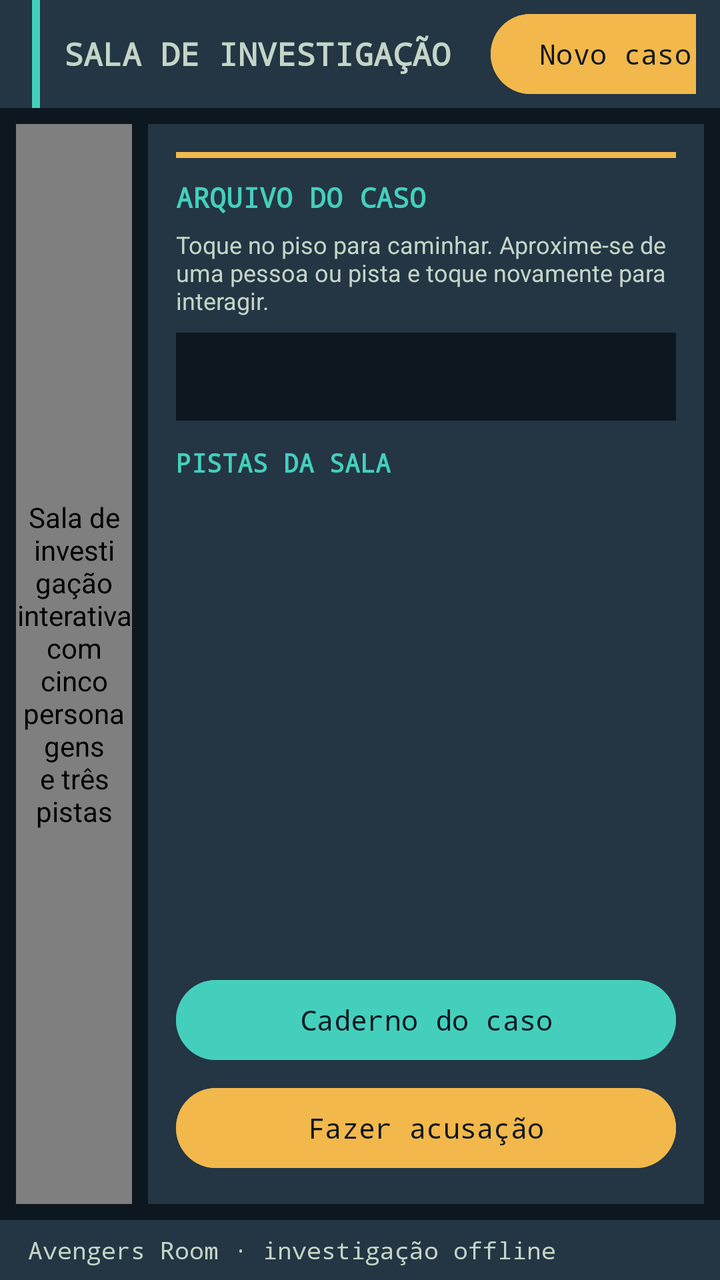
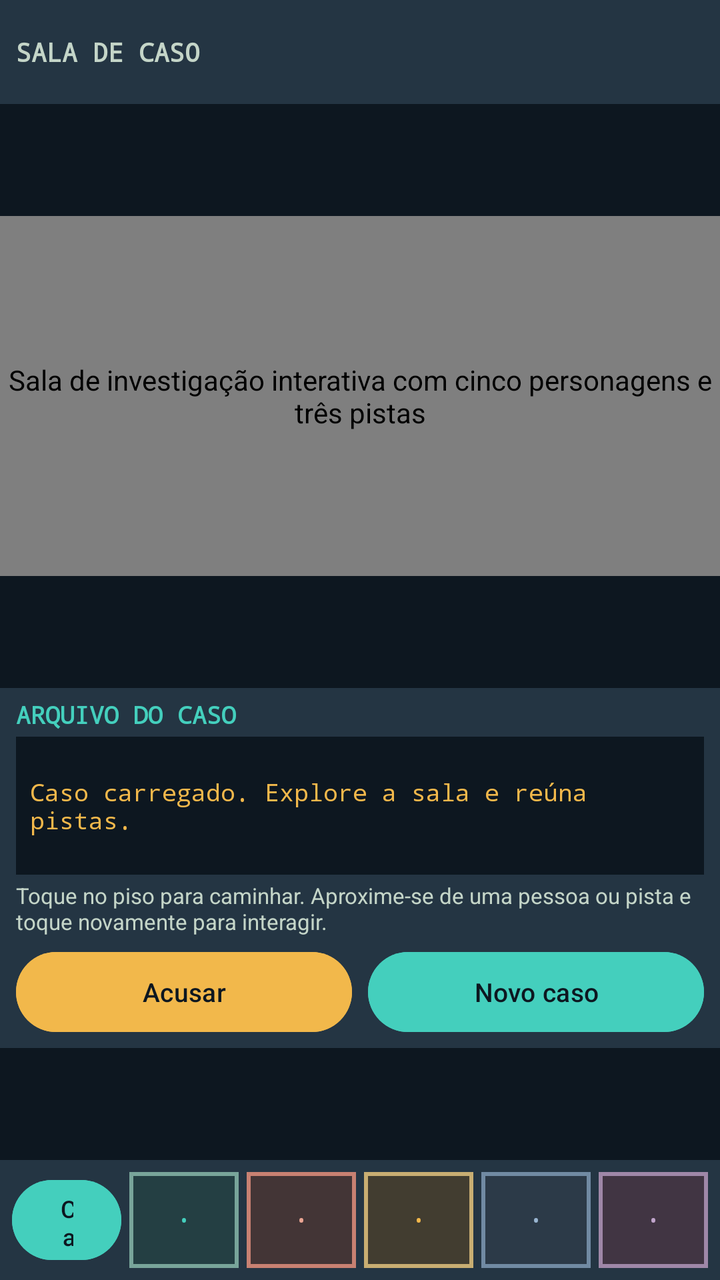

Screens rendered from an Android XML layout before and after an edit, with the pre-edit source and the edit as a unified diff.
<!-- AndroidManifest.xml: application theme Theme.Marvel -->
<!-- res/layout/activity_main.xml -->
<?xml version="1.0" encoding="utf-8"?>
<androidx.constraintlayout.widget.ConstraintLayout xmlns:android="http://schemas.android.com/apk/res/android"
    xmlns:app="http://schemas.android.com/apk/res-auto"
    android:id="@+id/main"
    android:layout_width="match_parent"
    android:layout_height="match_parent"
    android:background="#0D1720">

    <LinearLayout
        android:id="@+id/room_header"
        android:layout_width="0dp"
        android:layout_height="54dp"
        android:background="#243543"
        android:gravity="center_vertical"
        android:orientation="horizontal"
        android:paddingStart="16dp"
        android:paddingEnd="12dp"
        app:layout_constraintEnd_toEndOf="parent"
        app:layout_constraintStart_toStartOf="parent"
        app:layout_constraintTop_toTopOf="parent">

        <View
            android:layout_width="4dp"
            android:layout_height="match_parent"
            android:layout_marginEnd="12dp"
            android:background="#44CFBD" />

        <TextView
            android:layout_width="wrap_content"
            android:layout_height="wrap_content"
            android:fontFamily="monospace"
            android:text="@string/room_title"
            android:textColor="#C4D5C8"
            android:textSize="16sp"
            android:textStyle="bold" />

        <TextView
            android:id="@+id/room_case_label"
            android:layout_width="0dp"
            android:layout_height="wrap_content"
            android:layout_marginStart="20dp"
            android:layout_weight="1"
            android:fontFamily="monospace"
            android:textColor="#C4D5C8"
            android:textSize="14sp" />

        <Button
            android:id="@+id/btn_new_case"
            android:layout_width="wrap_content"
            android:layout_height="48dp"
            android:backgroundTint="#F2B84B"
            android:fontFamily="monospace"
            android:minWidth="112dp"
            android:text="@string/new_case"
            android:textAllCaps="false"
            android:textColor="#0D1720" />
    </LinearLayout>

    <LinearLayout
        android:id="@+id/room_body"
        android:layout_width="0dp"
        android:layout_height="0dp"
        android:orientation="horizontal"
        android:padding="8dp"
        app:layout_constraintBottom_toTopOf="@id/room_footer"
        app:layout_constraintEnd_toEndOf="parent"
        app:layout_constraintStart_toStartOf="parent"
        app:layout_constraintTop_toBottomOf="@id/room_header">

        <FrameLayout
            android:id="@+id/room_stage_container"
            android:layout_width="0dp"
            android:layout_height="match_parent"
            android:layout_marginEnd="8dp"
            android:layout_weight="1"
            android:background="#0D1720"
            android:clipChildren="true"
            android:clipToPadding="true"
            android:contentDescription="@string/room_board_description">

            <com.projetos.marvel.ui.room.RoomCanvasView
                android:id="@+id/room_canvas"
                android:layout_width="match_parent"
                android:layout_height="match_parent"
                android:clickable="true"
                android:contentDescription="@string/room_board_description"
                android:focusable="true" />
        </FrameLayout>

        <LinearLayout
            android:id="@+id/room_panel"
            android:layout_width="278dp"
            android:layout_height="match_parent"
            android:background="#243543"
            android:orientation="vertical"
            android:padding="14dp">

            <View
                android:layout_width="match_parent"
                android:layout_height="3dp"
                android:background="#F2B84B" />

            <TextView
                android:layout_width="match_parent"
                android:layout_height="wrap_content"
                android:layout_marginTop="10dp"
                android:fontFamily="monospace"
                android:text="@string/case_briefing"
                android:textColor="#44CFBD"
                android:textSize="14sp"
                android:textStyle="bold" />

            <TextView
                android:layout_width="match_parent"
                android:layout_height="wrap_content"
                android:layout_marginTop="6dp"
                android:text="@string/room_instructions"
                android:textColor="#C4D5C8"
                android:textSize="12sp" />

            <TextView
                android:id="@+id/room_status"
                android:layout_width="match_parent"
                android:layout_height="wrap_content"
                android:layout_marginTop="8dp"
                android:background="#0D1720"
                android:fontFamily="monospace"
                android:minHeight="44dp"
                android:padding="8dp"
                android:textColor="#F2B84B"
                android:textSize="12sp" />

            <TextView
                android:layout_width="match_parent"
                android:layout_height="wrap_content"
                android:layout_marginTop="12dp"
                android:fontFamily="monospace"
                android:text="@string/evidence_board"
                android:textColor="#44CFBD"
                android:textSize="13sp"
                android:textStyle="bold" />

            <TextView
                android:id="@+id/room_clue_summary"
                android:layout_width="match_parent"
                android:layout_height="0dp"
                android:layout_marginTop="4dp"
                android:layout_weight="1"
                android:ellipsize="end"
                android:gravity="top"
                android:maxLines="12"
                android:scrollbars="vertical"
                android:textColor="#C4D5C8"
                android:textSize="12sp" />

            <Button
                android:id="@+id/btn_notebook"
                android:layout_width="match_parent"
                android:layout_height="48dp"
                android:layout_marginTop="8dp"
                android:backgroundTint="#44CFBD"
                android:fontFamily="monospace"
                android:text="@string/case_notebook"
                android:textAllCaps="false"
                android:textColor="#0D1720" />

            <Button
                android:id="@+id/btn_accuse"
                android:layout_width="match_parent"
                android:layout_height="48dp"
                android:layout_marginTop="6dp"
                android:backgroundTint="#F2B84B"
                android:fontFamily="monospace"
                android:text="@string/accuse"
                android:textAllCaps="false"
                android:textColor="#0D1720" />
        </LinearLayout>
    </LinearLayout>

    <TextView
        android:id="@+id/room_footer"
        android:layout_width="0dp"
        android:layout_height="30dp"
        android:background="#243543"
        android:fontFamily="monospace"
        android:gravity="center_vertical"
        android:paddingStart="14dp"
        android:text="@string/room_footer"
        android:textColor="#C4D5C8"
        android:textSize="12sp"
        app:layout_constraintBottom_toBottomOf="parent"
        app:layout_constraintEnd_toEndOf="parent"
        app:layout_constraintStart_toStartOf="parent" />

</androidx.constraintlayout.widget.ConstraintLayout>
<!-- resources referenced by this layout -->
<resources>
  <string name="accuse">Fazer acusação</string>
  <string name="case_briefing">ARQUIVO DO CASO</string>
  <string name="case_notebook">Caderno do caso</string>
  <string name="evidence_board">PISTAS DA SALA</string>
  <string name="new_case">Novo caso</string>
  <string name="room_board_description">Sala de investigação interativa com cinco personagens e três pistas</string>
  <string name="room_footer">Avengers Room · investigação offline</string>
  <string name="room_instructions">Toque no piso para caminhar. Aproxime-se de uma pessoa ou pista e toque novamente para interagir.</string>
  <string name="room_title">SALA DE INVESTIGAÇÃO</string>
  <style name="Theme.Marvel" parent="Base.Theme.Marvel" />
  <style name="Base.Theme.Marvel" parent="Theme.Material3.DayNight.NoActionBar">
          
          
      </style>
</resources>

<!-- the commit's change to res/layout/activity_main.xml (unified diff, before → after) -->
@@ -9,187 +9,183 @@
     <LinearLayout
         android:id="@+id/room_header"
         android:layout_width="0dp"
-        android:layout_height="54dp"
+        android:layout_height="52dp"
         android:background="#243543"
         android:gravity="center_vertical"
         android:orientation="horizontal"
-        android:paddingStart="16dp"
-        android:paddingEnd="12dp"
+        android:paddingStart="8dp"
+        android:paddingEnd="8dp"
         app:layout_constraintEnd_toEndOf="parent"
         app:layout_constraintStart_toStartOf="parent"
         app:layout_constraintTop_toTopOf="parent">
-
-        <View
-            android:layout_width="4dp"
-            android:layout_height="match_parent"
-            android:layout_marginEnd="12dp"
-            android:background="#44CFBD" />
 
         <TextView
             android:layout_width="wrap_content"
             android:layout_height="wrap_content"
             android:fontFamily="monospace"
-            android:text="@string/room_title"
+            android:text="@string/room_title_short"
             android:textColor="#C4D5C8"
-            android:textSize="16sp"
+            android:textSize="13sp"
             android:textStyle="bold" />
 
         <TextView
             android:id="@+id/room_case_label"
             android:layout_width="0dp"
             android:layout_height="wrap_content"
-            android:layout_marginStart="20dp"
+            android:layout_marginStart="8dp"
             android:layout_weight="1"
             android:fontFamily="monospace"
+            android:gravity="center"
             android:textColor="#C4D5C8"
-            android:textSize="14sp" />
-
-        <Button
-            android:id="@+id/btn_new_case"
-            android:layout_width="wrap_content"
-            android:layout_height="48dp"
-            android:backgroundTint="#F2B84B"
-            android:fontFamily="monospace"
-            android:minWidth="112dp"
-            android:text="@string/new_case"
-            android:textAllCaps="false"
-            android:textColor="#0D1720" />
+            android:textSize="12sp" />
     </LinearLayout>
 
-    <LinearLayout
-        android:id="@+id/room_body"
+    <FrameLayout
+        android:id="@+id/room_stage_container"
         android:layout_width="0dp"
         android:layout_height="0dp"
-        android:orientation="horizontal"
-        android:padding="8dp"
-        app:layout_constraintBottom_toTopOf="@id/room_footer"
+        android:background="#0D1720"
+        android:clipChildren="true"
+        android:clipToPadding="true"
+        app:layout_constraintBottom_toTopOf="@id/room_info_panel"
+        app:layout_constraintDimensionRatio="2:1"
         app:layout_constraintEnd_toEndOf="parent"
         app:layout_constraintStart_toStartOf="parent"
         app:layout_constraintTop_toBottomOf="@id/room_header">
 
-        <FrameLayout
-            android:id="@+id/room_stage_container"
-            android:layout_width="0dp"
+        <com.projetos.marvel.ui.room.RoomCanvasView
+            android:id="@+id/room_canvas"
+            android:layout_width="match_parent"
             android:layout_height="match_parent"
-            android:layout_marginEnd="8dp"
+            android:clickable="true"
+            android:contentDescription="@string/room_board_description"
+            android:focusable="true" />
+    </FrameLayout>
+
+    <LinearLayout
+        android:id="@+id/room_info_panel"
+        android:layout_width="0dp"
+        android:layout_height="0dp"
+        android:background="#243543"
+        android:orientation="vertical"
+        android:paddingStart="8dp"
+        android:paddingTop="5dp"
+        android:paddingEnd="8dp"
+        android:paddingBottom="4dp"
+        app:layout_constraintBottom_toTopOf="@id/room_hotbar"
+        app:layout_constraintEnd_toEndOf="parent"
+        app:layout_constraintStart_toStartOf="parent"
+        app:layout_constraintTop_toBottomOf="@id/room_stage_container">
+
+        <TextView
+            android:layout_width="match_parent"
+            android:layout_height="wrap_content"
+            android:fontFamily="monospace"
+            android:text="@string/case_briefing"
+            android:textColor="#44CFBD"
+            android:textSize="12sp"
+            android:textStyle="bold" />
+
+        <TextView
+            android:id="@+id/room_status"
+            android:layout_width="match_parent"
+            android:layout_height="0dp"
+            android:layout_marginTop="3dp"
             android:layout_weight="1"
             android:background="#0D1720"
-            android:clipChildren="true"
-            android:clipToPadding="true"
-            android:contentDescription="@string/room_board_description">
+            android:fontFamily="monospace"
+            android:gravity="center_vertical"
+            android:minHeight="44dp"
+            android:padding="7dp"
+            android:text="@string/room_ready"
+            android:textColor="#F2B84B"
+            android:textSize="12sp" />
 
-            <com.projetos.marvel.ui.room.RoomCanvasView
-                android:id="@+id/room_canvas"
-                android:layout_width="match_parent"
-                android:layout_height="match_parent"
-                android:clickable="true"
-                android:contentDescription="@string/room_board_description"
-                android:focusable="true" />
-        </FrameLayout>
+        <TextView
+            android:layout_width="match_parent"
+            android:layout_height="wrap_content"
+            android:layout_marginTop="3dp"
+            android:maxLines="2"
+            android:text="@string/room_instructions"
+            android:textColor="#C4D5C8"
+            android:textSize="11sp" />
 
         <LinearLayout
-            android:id="@+id/room_panel"
-            android:layout_width="278dp"
-            android:layout_height="match_parent"
-            android:background="#243543"
-            android:orientation="vertical"
-            android:padding="14dp">
-
-            <View
-                android:layout_width="match_parent"
-                android:layout_height="3dp"
-                android:background="#F2B84B" />
-
-            <TextView
-                android:layout_width="match_parent"
-                android:layout_height="wrap_content"
-                android:layout_marginTop="10dp"
-                android:fontFamily="monospace"
-                android:text="@string/case_briefing"
-                android:textColor="#44CFBD"
-                android:textSize="14sp"
-                android:textStyle="bold" />
-
-            <TextView
-                android:layout_width="match_parent"
-                android:layout_height="wrap_content"
-                android:layout_marginTop="6dp"
-                android:text="@string/room_instructions"
-                android:textColor="#C4D5C8"
-                android:textSize="12sp" />
-
-            <TextView
-                android:id="@+id/room_status"
-                android:layout_width="match_parent"
-                android:layout_height="wrap_content"
-                android:layout_marginTop="8dp"
-                android:background="#0D1720"
-                android:fontFamily="monospace"
-                android:minHeight="44dp"
-                android:padding="8dp"
-                android:textColor="#F2B84B"
-                android:textSize="12sp" />
-
-            <TextView
-                android:layout_width="match_parent"
-                android:layout_height="wrap_content"
-                android:layout_marginTop="12dp"
-                android:fontFamily="monospace"
-                android:text="@string/evidence_board"
-                android:textColor="#44CFBD"
-                android:textSize="13sp"
-                android:textStyle="bold" />
-
-            <TextView
-                android:id="@+id/room_clue_summary"
-                android:layout_width="match_parent"
-                android:layout_height="0dp"
-                android:layout_marginTop="4dp"
-                android:layout_weight="1"
-                android:ellipsize="end"
-                android:gravity="top"
-                android:maxLines="12"
-                android:scrollbars="vertical"
-                android:textColor="#C4D5C8"
-                android:textSize="12sp" />
-
-            <Button
-                android:id="@+id/btn_notebook"
-                android:layout_width="match_parent"
-                android:layout_height="48dp"
-                android:layout_marginTop="8dp"
-                android:backgroundTint="#44CFBD"
-                android:fontFamily="monospace"
-                android:text="@string/case_notebook"
-                android:textAllCaps="false"
-                android:textColor="#0D1720" />
+            android:layout_width="match_parent"
+            android:layout_height="48dp"
+            android:layout_marginTop="4dp"
+            android:gravity="center_vertical"
+            android:orientation="horizontal">
 
             <Button
                 android:id="@+id/btn_accuse"
-                android:layout_width="match_parent"
+                android:layout_width="0dp"
                 android:layout_height="48dp"
-                android:layout_marginTop="6dp"
+                android:layout_marginEnd="4dp"
+                android:layout_weight="1"
                 android:backgroundTint="#F2B84B"
-                android:fontFamily="monospace"
-                android:text="@string/accuse"
+                android:minWidth="48dp"
+                android:text="@string/accuse_short"
                 android:textAllCaps="false"
-                android:textColor="#0D1720" />
+                android:textColor="#0D1720"
+                android:textSize="13sp" />
+
+            <Button
+                android:id="@+id/btn_new_case"
+                android:layout_width="0dp"
+                android:layout_height="48dp"
+                android:layout_marginStart="4dp"
+                android:layout_weight="1"
+                android:backgroundTint="#44CFBD"
+                android:minWidth="48dp"
+                android:text="@string/new_case"
+                android:textAllCaps="false"
+                android:textColor="#0D1720"
+                android:textSize="13sp" />
         </LinearLayout>
     </LinearLayout>
 
-    <TextView
-        android:id="@+id/room_footer"
+    <LinearLayout
+        android:id="@+id/room_hotbar"
         android:layout_width="0dp"
-        android:layout_height="30dp"
+        android:layout_height="60dp"
         android:background="#243543"
-        android:fontFamily="monospace"
         android:gravity="center_vertical"
-        android:paddingStart="14dp"
-        android:text="@string/room_footer"
-        android:textColor="#C4D5C8"
-        android:textSize="12sp"
+        android:orientation="horizontal"
+        android:paddingStart="4dp"
+        android:paddingEnd="4dp"
         app:layout_constraintBottom_toBottomOf="parent"
         app:layout_constraintEnd_toEndOf="parent"
-        app:layout_constraintStart_toStartOf="parent" />
+        app:layout_constraintStart_toStartOf="parent">
+
+        <Button
+            android:id="@+id/btn_notebook"
+            android:layout_width="0dp"
+            android:layout_height="48dp"
+            android:layout_marginHorizontal="2dp"
+            android:layout_weight="1"
+            android:backgroundTint="#44CFBD"
+            android:minWidth="48dp"
+            android:text="@string/case_notebook_short"
+            android:textAllCaps="false"
+            android:textColor="#0D1720"
+            android:textSize="12sp" />
+
+        <FrameLayout android:id="@+id/hotbar_slot_1" android:layout_width="0dp" android:layout_height="48dp" android:layout_marginHorizontal="2dp" android:layout_weight="1" android:background="#78A59A" android:contentDescription="@string/empty_hotbar_slot" android:enabled="false" android:minWidth="48dp">
+            <TextView android:layout_width="match_parent" android:layout_height="match_parent" android:layout_margin="2dp" android:background="#243F43" android:fontFamily="monospace" android:gravity="center" android:importantForAccessibility="no" android:text="@string/empty_hotbar_marker" android:textColor="#44CFBD" android:textSize="16sp" />
+        </FrameLayout>
+        <FrameLayout android:id="@+id/hotbar_slot_2" android:layout_width="0dp" android:layout_height="48dp" android:layout_marginHorizontal="2dp" android:layout_weight="1" android:background="#C88172" android:contentDescription="@string/empty_hotbar_slot" android:enabled="false" android:minWidth="48dp">
+            <TextView android:layout_width="match_parent" android:layout_height="match_parent" android:layout_margin="2dp" android:background="#433536" android:fontFamily="monospace" android:gravity="center" android:importantForAccessibility="no" android:text="@string/empty_hotbar_marker" android:textColor="#EBA593" android:textSize="16sp" />
+        </FrameLayout>
+        <FrameLayout android:id="@+id/hotbar_slot_3" android:layout_width="0dp" android:layout_height="48dp" android:layout_marginHorizontal="2dp" android:layout_weight="1" android:background="#C8AE72" android:contentDescription="@string/empty_hotbar_slot" android:enabled="false" android:minWidth="48dp">
+            <TextView android:layout_width="match_parent" android:layout_height="match_parent" android:layout_margin="2dp" android:background="#423D30" android:fontFamily="monospace" android:gravity="center" android:importantForAccessibility="no" android:text="@string/empty_hotbar_marker" android:textColor="#F2B84B" android:textSize="16sp" />
+        </FrameLayout>
+        <FrameLayout android:id="@+id/hotbar_slot_4" android:layout_width="0dp" android:layout_height="48dp" android:layout_marginHorizontal="2dp" android:layout_weight="1" android:background="#718AA3" android:contentDescription="@string/empty_hotbar_slot" android:enabled="false" android:minWidth="48dp">
+            <TextView android:layout_width="match_parent" android:layout_height="match_parent" android:layout_margin="2dp" android:background="#2C3A48" android:fontFamily="monospace" android:gravity="center" android:importantForAccessibility="no" android:text="@string/empty_hotbar_marker" android:textColor="#99B5D1" android:textSize="16sp" />
+        </FrameLayout>
+        <FrameLayout android:id="@+id/hotbar_slot_5" android:layout_width="0dp" android:layout_height="48dp" android:layout_marginHorizontal="2dp" android:layout_weight="1" android:background="#9F87A8" android:contentDescription="@string/empty_hotbar_slot" android:enabled="false" android:minWidth="48dp">
+            <TextView android:layout_width="match_parent" android:layout_height="match_parent" android:layout_margin="2dp" android:background="#413543" android:fontFamily="monospace" android:gravity="center" android:importantForAccessibility="no" android:text="@string/empty_hotbar_marker" android:textColor="#C1A5CC" android:textSize="16sp" />
+        </FrameLayout>
+    </LinearLayout>
 
 </androidx.constraintlayout.widget.ConstraintLayout>
<!-- resource entries referenced after the edit -->
@@ -1,14 +1,15 @@
 <!-- resources referenced by this layout -->
 <resources>
-  <string name="accuse">Fazer acusação</string>
+  <string name="accuse_short">Acusar</string>
   <string name="case_briefing">ARQUIVO DO CASO</string>
-  <string name="case_notebook">Caderno do caso</string>
-  <string name="evidence_board">PISTAS DA SALA</string>
+  <string name="case_notebook_short">Caderno</string>
+  <string name="empty_hotbar_marker">·</string>
+  <string name="empty_hotbar_slot">Espaço vazio</string>
   <string name="new_case">Novo caso</string>
   <string name="room_board_description">Sala de investigação interativa com cinco personagens e três pistas</string>
-  <string name="room_footer">Avengers Room · investigação offline</string>
   <string name="room_instructions">Toque no piso para caminhar. Aproxime-se de uma pessoa ou pista e toque novamente para interagir.</string>
-  <string name="room_title">SALA DE INVESTIGAÇÃO</string>
+  <string name="room_ready">Caso carregado. Explore a sala e reúna pistas.</string>
+  <string name="room_title_short">SALA DE CASO</string>
   <style name="Theme.Marvel" parent="Base.Theme.Marvel" />
   <style name="Base.Theme.Marvel" parent="Theme.Material3.DayNight.NoActionBar">
           
